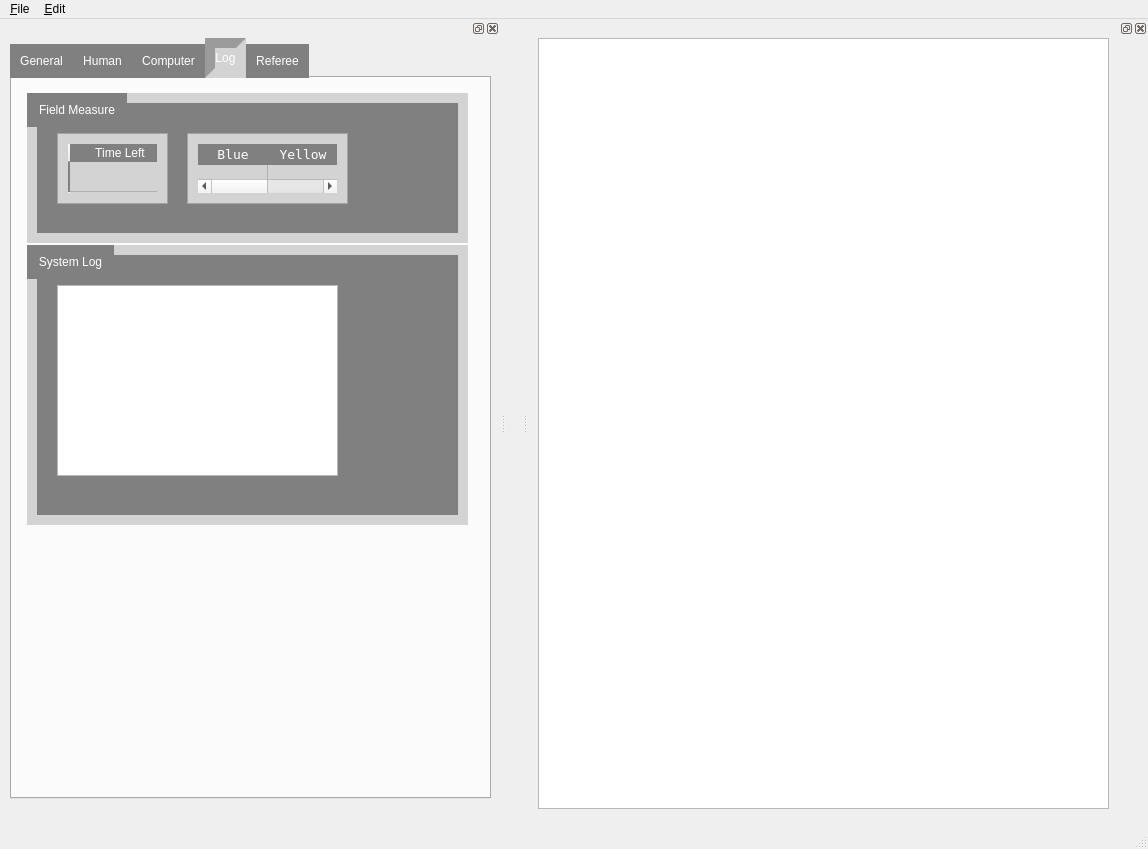
The window that Botnia/Botnia_2012/user_interface/strategy.ui (barry963/Robot_project) describes before a commit, drawn with Qt 5.
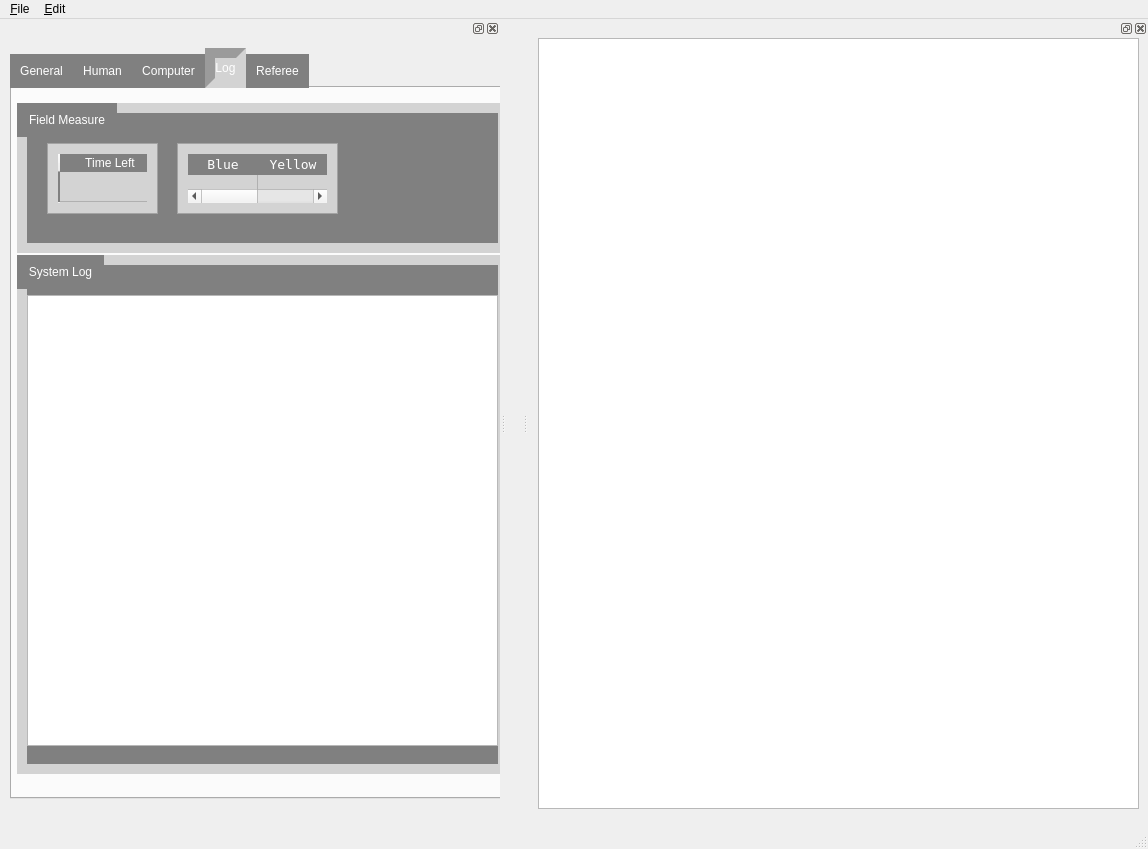
The same window after the commit. The open tabs and pages were chosen to show the change. Custom widgets are drawn as their Qt base class.

```diff
--- a/Botnia/Botnia_2012/user_interface/strategy.ui
+++ b/Botnia/Botnia_2012/user_interface/strategy.ui
@@ -196,9 +196,9 @@
      <property name="geometry">
       <rect>
        <x>10</x>
-       <y>0</y>
-       <width>481</width>
-       <height>761</height>
+       <y>10</y>
+       <width>511</width>
+       <height>751</height>
       </rect>
      </property>
      <property name="styleSheet">
@@ -1729,9 +1729,9 @@
       <widget class="QWidget" name="verticalLayoutWidget_9">
        <property name="geometry">
         <rect>
-         <x>10</x>
+         <x>0</x>
          <y>10</y>
-         <width>451</width>
+         <width>501</width>
          <height>681</height>
         </rect>
        </property>
@@ -1863,7 +1863,7 @@
           <property name="maximumSize">
            <size>
             <width>16777215</width>
-            <height>280</height>
+            <height>1000</height>
            </size>
           </property>
           <property name="title">
@@ -1872,33 +1872,27 @@
           <widget class="QWidget" name="verticalLayoutWidget_5">
            <property name="geometry">
             <rect>
-             <x>30</x>
+             <x>10</x>
              <y>40</y>
-             <width>281</width>
-             <height>191</height>
+             <width>471</width>
+             <height>451</height>
             </rect>
            </property>
            <layout class="QGridLayout" name="log_text_layout">
             <item row="0" column="0">
-             <widget class="QTextEdit" name="log_text_area"/>
+             <widget class="QTextEdit" name="log_text_area">
+              <property name="maximumSize">
+               <size>
+                <width>16777215</width>
+                <height>16777215</height>
+               </size>
+              </property>
+             </widget>
             </item>
            </layout>
           </widget>
          </widget>
         </item>
-        <item>
-         <spacer name="log_spacer">
-          <property name="orientation">
-           <enum>Qt::Vertical</enum>
-          </property>
-          <property name="sizeHint" stdset="0">
-           <size>
-            <width>20</width>
-            <height>40</height>
-           </size>
-          </property>
-         </spacer>
-        </item>
        </layout>
       </widget>
      </widget>
@@ -2111,7 +2105,7 @@
       <rect>
        <x>10</x>
        <y>0</y>
-       <width>571</width>
+       <width>601</width>
        <height>771</height>
       </rect>
      </property>
```
Left out of the diff: 2 changed lines with no effect on the pictures.
